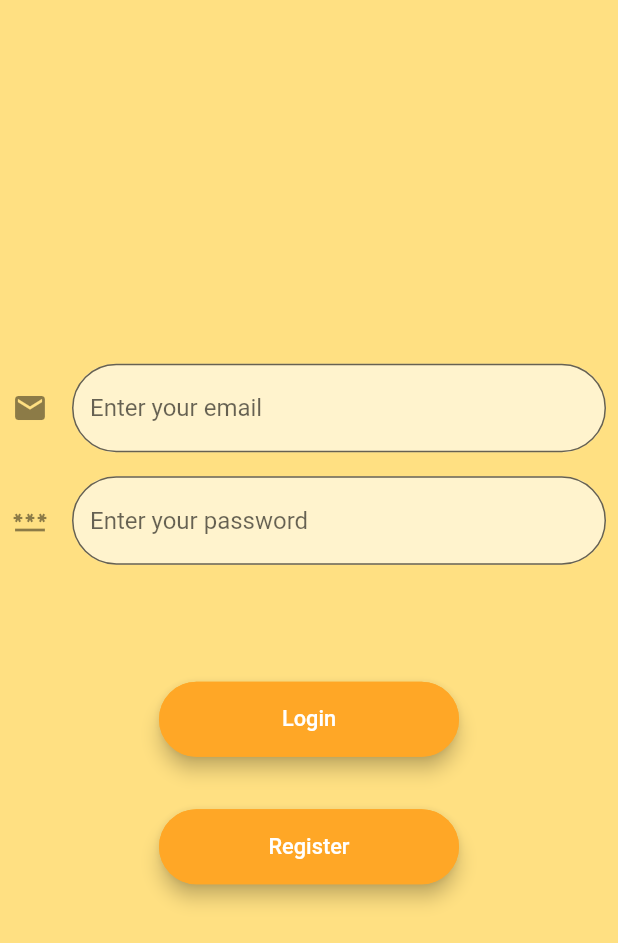
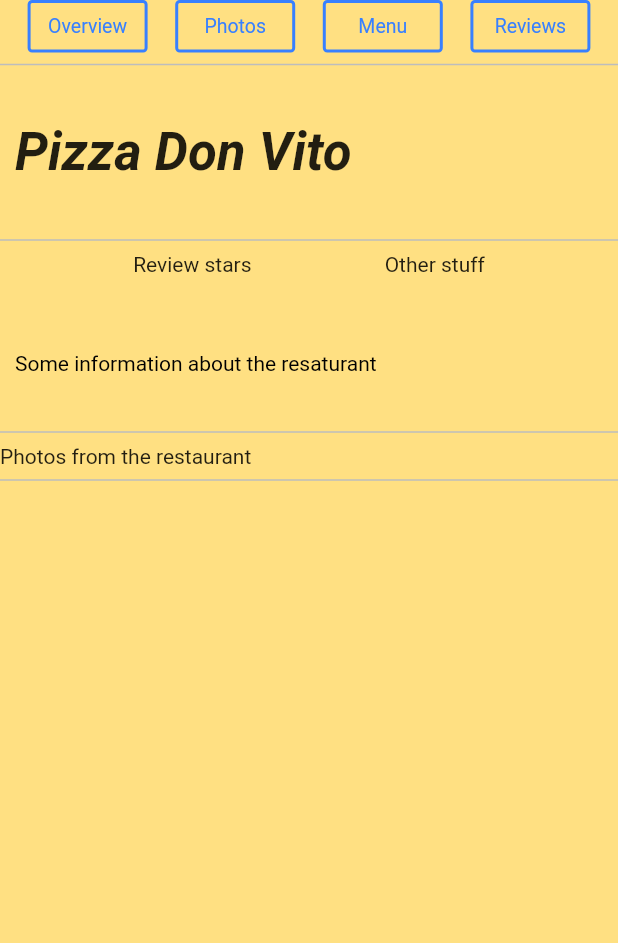
Before and after one commit to dashkata/ordertaker, a Flutter app: the screen it shows after launch, on a phone screen of 412 x 824 dp. Shown: the top 943 px of the screen. Run offline on Flutter 3.47's test engine with Material 2 defaults, Android fonts, the phone set to English and light mode, and no system bars; drawn by our look-alikes of getwidget, readmore; our stand-ins replace device_preview, flutter_datetime_picker, flutter_rating_bar.

Commit message:
Added some additions to the cards on the restaurant menu, made a new popup with the times for the restaurants. And some improvements to the Restaurant information page

```diff
--- /dev/null
+++ b/order_taker/lib/Screens/UserScreens/restaurantinfopage/restaurant_info.dart
@@ -0,0 +1,114 @@
+import 'package:flutter/material.dart';
+import 'package:getwidget/components/button/gf_button.dart';
+import 'package:getwidget/getwidget.dart';
+import 'package:order_taker/Screens/project_widgets.dart';
+import 'package:readmore/readmore.dart';
+
+class RestaurantInfo extends StatefulWidget {
+  const RestaurantInfo({Key? key}) : super(key: key);
+
+  @override
+  State<RestaurantInfo> createState() => _RestaurantInfoState();
+}
+
+class _RestaurantInfoState extends State<RestaurantInfo> {
+  @override
+  Widget build(BuildContext context) {
+    return Scaffold(
+      body: Stack(
+        children: [
+          BackgroundWidget(),
+          SafeArea(
+            child: ListView(
+              scrollDirection: Axis.vertical,
+              children: [
+                Row(
+                  mainAxisAlignment: MainAxisAlignment.spaceEvenly,
+                  children: [
+                    GFButton(
+                      onPressed: () {},
+                      type: GFButtonType.outline2x,
+                      text: "Overview",
+                    ),
+                    GFButton(
+                      onPressed: () {},
+                      type: GFButtonType.outline2x,
+                      text: "Photos",
+                    ),
+                    GFButton(
+                      onPressed: () {},
+                      type: GFButtonType.outline2x,
+                      text: "Menu",
+                    ),
+                    GFButton(
+                      onPressed: () {},
+                      type: GFButtonType.outline2x,
+                      text: "Reviews",
+                    ),
+                  ],
+                ),
+                Divider(
+                  thickness: 1,
+                  color: Colors.grey[400],
+                ),
+                Padding(
+                  padding: const EdgeInsets.only(bottom: 30, top: 30, left: 10),
+                  child: Text(
+                    "Pizza Don Vito",
+                    style: TextStyle(
+                      fontSize: 35,
+                      fontWeight: FontWeight.bold,
+                      fontStyle: FontStyle.italic,
+                    ),
+                  ),
+                ),
+                Divider(
+                  thickness: 1,
+                  color: Colors.grey[400],
+                ),
+                Row(
+                  mainAxisAlignment: MainAxisAlignment.spaceEvenly,
+                  children: [
+                    Text("Review stars"),
+                    Text("Other stuff"),
+                  ],
+                ),
+                SizedBox(
+                  height: 50,
+                ),
+                const Padding(
+                  padding: const EdgeInsets.only(left: 10.0),
+                  child: ReadMoreText(
+                    "Some information about the resaturant",
+                    trimLines: 2,
+                    colorClickableText: Colors.pink,
+                    trimMode: TrimMode.Line,
+                    trimCollapsedText: '+ Read more',
+                    trimExpandedText: '- Read less',
+                    style: TextStyle(
+                      color: Colors.black,
+                    ),
+                  ),
+                ),
+                SizedBox(
+                  height: 30,
+                ),
+                Divider(
+                  thickness: 1,
+                  color: Colors.grey[400],
+                ),
+                Text(
+                  "Photos from the restaurant",
+                ),
+                Divider(
+                  thickness: 1,
+                  color: Colors.grey[400],
+                ),
+              ],
+            ),
+          ),
+        ],
+      ),
+    );
+  }
+}
--- a/order_taker/lib/Screens/UserScreens/restaurantpage/restaurants.dart
+++ b/order_taker/lib/Screens/UserScreens/restaurantpage/restaurants.dart
@@ -1,4 +1,5 @@
 import 'package:flutter/material.dart';
+import 'package:getwidget/getwidget.dart';
 
 import 'package:order_taker/Screens/UserScreens/restaurantpage/restaurant_widget.dart';
 import 'package:order_taker/Screens/project_widgets.dart';
@@ -26,7 +27,7 @@ class _RestaurantPageState extends State<RestaurantPage> {
           SafeArea(
             child: Center(
               child: SizedBox(
-                height: 240, // card height
+                height: 300, // card height
                 child: PageView.builder(
                   itemCount: 10,
                   controller: PageController(viewportFraction: 0.7),
@@ -34,7 +35,7 @@ class _RestaurantPageState extends State<RestaurantPage> {
                   itemBuilder: (_, i) {
                     return Transform.scale(
                       scale: i == _index ? 1 : 0.9,
-                      child: const RestaurantCards(
+                      child: RestaurantCards(
                         imagePath: "PizzaDonVito.jpg",
                         restaurantName: "Pizza Don Vito",
                         restaurantInfo: "A nice pizza restaurant",
--- a/order_taker/lib/main.dart
+++ b/order_taker/lib/main.dart
@@ -2,8 +2,10 @@ import 'package:device_preview/device_preview.dart';
 import 'package:flutter/foundation.dart';
 import 'package:flutter/material.dart';
 import 'package:order_taker/Screens/ProfilePage/profile.dart';
+import 'package:order_taker/Screens/UserScreens/confirmreservationpage/confirm_reservation.dart';
 import 'package:order_taker/Screens/UserScreens/reservationspage/reservations.dart';
 import 'package:order_taker/Screens/RegisterPage/register.dart';
+import 'package:order_taker/Screens/UserScreens/restaurantinfopage/restaurant_info.dart';
 
 import 'package:order_taker/Screens/UserScreens/restaurantpage/restaurants.dart';
 import 'package:order_taker/Screens/loginpage/login.dart';
@@ -26,13 +28,15 @@ class OrderTaker extends StatelessWidget {
       useInheritedMediaQuery: true,
       locale: DevicePreview.locale(context),
       builder: DevicePreview.appBuilder,
-      initialRoute: '/login',
+      initialRoute: '/restaurant_info',
       routes: {
         '/login': (context) => const LoginPage(),
         '/register': (context) => const RegisterPage(),
         '/restaurants': (context) => const RestaurantPage(),
         '/reservations': (context) => const ReservationPage(),
         '/profile': (context) => const ProfilePage(),
+        '/restaurant_info': (context) => const RestaurantInfo(),
+        '/confirm_reservation': (context) => const ConfirmReservation(),
       },
     );
   }
--- a/order_taker/pubspec.yaml
+++ b/order_taker/pubspec.yaml
@@ -32,7 +32,9 @@ dependencies:
   flutter:
     sdk: flutter
   flutter_datetime_picker: ^1.5.1
+  flutter_rating_bar: ^4.0.0
   getwidget: ^2.0.5
+  readmore: ^2.1.0
 
 dev_dependencies:
   flutter_lints: ^1.0.0
```
Also changed, not shown: order_taker/lib/Screens/UserScreens/confirmreservationpage/confirm_reservation.dart (added, +25 -0 lines), order_taker/lib/Screens/UserScreens/restaurantpage/restaurant_class.dart (added, +49 -0 lines), order_taker/lib/Screens/UserScreens/restaurantpage/restaurant_widget.dart (+129 -83 lines), order_taker/lib/Screens/loginpage/login.dart (+4 -20 lines), order_taker/lib/Screens/UserScreens/restaurantinfopage/restaurant_info_widget.dart (added).
